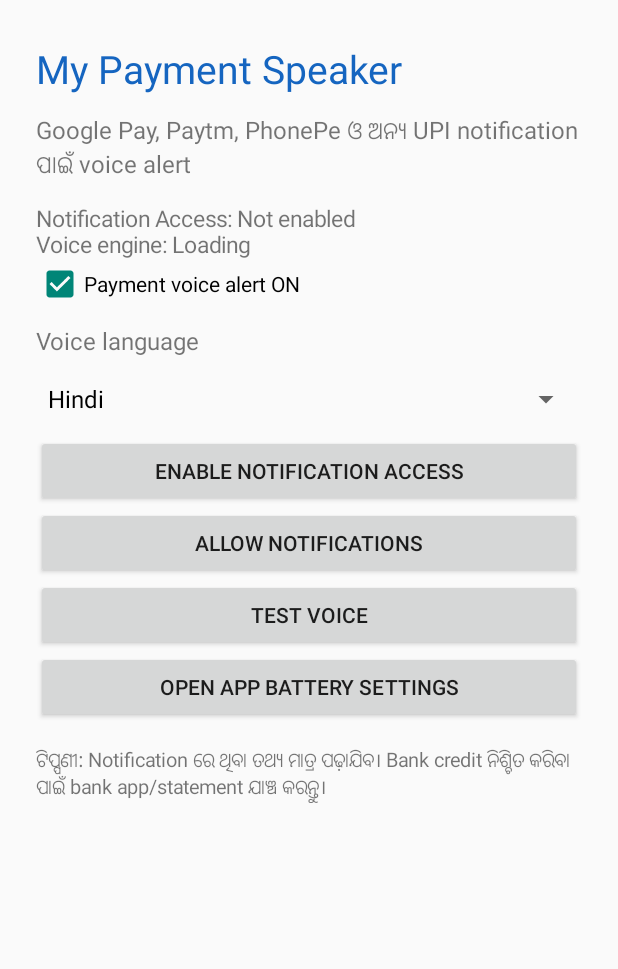
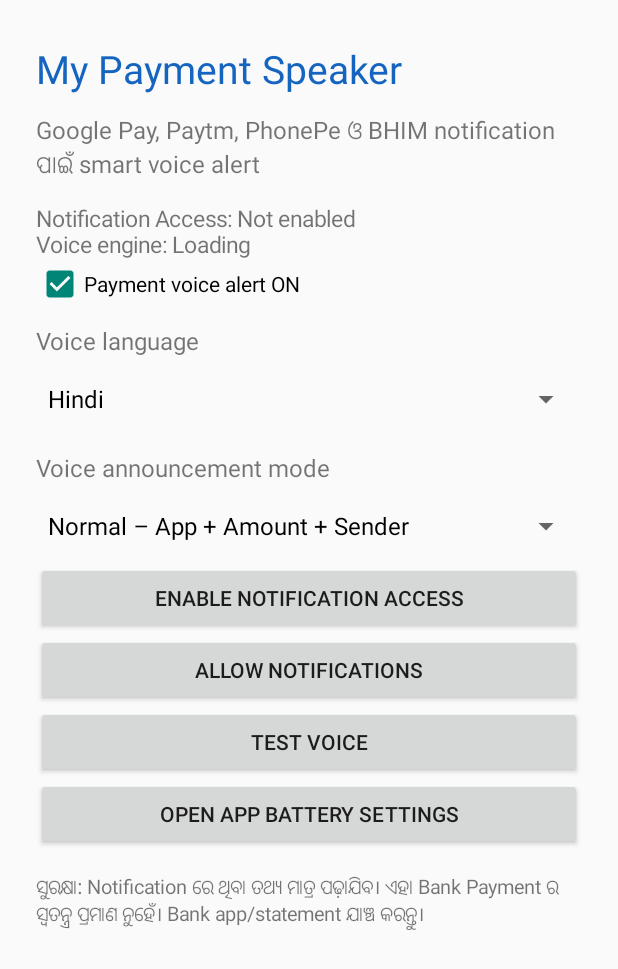
Before and after one commit to officialsocialsikka-cyber/PaymentVoiceAlert, an Android app: the screen it shows after launch (MainActivity), on a phone screen of 412 x 824 dp. Shown: the top 969 px of the screen. Run offline under Robolectric (Android 15) with nearby library versions, the phone set to English and light mode, and no system bars.

Commit message:
Update MainActivity.kt

```diff
--- a/MyPaymentSpeaker/app/src/main/java/com/mypaymentspeaker/MainActivity.kt
+++ b/MyPaymentSpeaker/app/src/main/java/com/mypaymentspeaker/MainActivity.kt
@@ -2,7 +2,6 @@ package com.mypaymentspeaker
 
 import android.Manifest
 import android.app.Activity
-import android.app.NotificationManager
 import android.content.Intent
 import android.content.pm.PackageManager
 import android.net.Uri
@@ -15,9 +14,11 @@ import android.widget.*
 import java.util.Locale
 
 class MainActivity : Activity(), TextToSpeech.OnInitListener {
+
     private lateinit var tts: TextToSpeech
     private lateinit var status: TextView
     private lateinit var language: Spinner
+    private lateinit var voiceMode: Spinner
     private lateinit var enabled: CheckBox
     private var ttsReady = false
 
@@ -30,13 +31,14 @@ class MainActivity : Activity(), TextToSpeech.OnInitListener {
             setPadding(36, 42, 36, 24)
             gravity = Gravity.TOP
         }
+
         layout.addView(TextView(this).apply {
             text = "My Payment Speaker"
             textSize = 26f
             setTextColor(0xFF1565C0.toInt())
         })
         layout.addView(TextView(this).apply {
-            text = "Google Pay, Paytm, PhonePe ଓ ଅନ୍ୟ UPI notification ପାଇଁ voice alert"
+            text = "Google Pay, Paytm, PhonePe ଓ BHIM notification ପାଇଁ smart voice alert"
             textSize = 16f
             setPadding(0, 18, 0, 18)
         })
@@ -59,59 +61,108 @@ class MainActivity : Activity(), TextToSpeech.OnInitListener {
             setPadding(0, 16, 0, 6)
         })
         language = Spinner(this)
-        val languages = listOf("Odia", "Hindi", "English")
-        language.adapter = ArrayAdapter(this, android.R.layout.simple_spinner_dropdown_item, languages)
+        language.adapter = ArrayAdapter(
+            this,
+            android.R.layout.simple_spinner_dropdown_item,
+            listOf("Odia", "Hindi", "English")
+        )
         language.setSelection(prefs().getInt("language", 1).coerceIn(0, 2))
         language.onItemSelectedListener = SimpleItemSelectedListener { position ->
             prefs().edit().putInt("language", position).apply()
+            if (ttsReady) applyLanguage()
         }
         layout.addView(language)
+
+        layout.addView(TextView(this).apply {
+            text = "Voice announcement mode"
+            textSize = 16f
+            setPadding(0, 16, 0, 6)
+        })
+        voiceMode = Spinner(this)
+        voiceMode.adapter = ArrayAdapter(
+            this,
+            android.R.layout.simple_spinner_dropdown_item,
+            listOf("Short – App name + Amount", "Normal – App + Amount + Sender", "Detailed – Full available details")
+        )
+        voiceMode.setSelection(prefs().getInt("voice_mode", 1).coerceIn(0, 2))
+        voiceMode.onItemSelectedListener = SimpleItemSelectedListener { position ->
+            prefs().edit().putInt("voice_mode", position).apply()
+        }
+        layout.addView(voiceMode)
 
         addButton(layout, "Enable Notification Access") {
             startActivity(Intent(Settings.ACTION_NOTIFICATION_LISTENER_SETTINGS))
         }
+
         addButton(layout, "Allow Notifications") {
             if (Build.VERSION.SDK_INT >= 33 &&
-                checkSelfPermission(Manifest.permission.POST_NOTIFICATIONS) != PackageManager.PERMISSION_GRANTED) {
+                checkSelfPermission(Manifest.permission.POST_NOTIFICATIONS) != PackageManager.PERMISSION_GRANTED
+            ) {
                 requestPermissions(arrayOf(Manifest.permission.POST_NOTIFICATIONS), 100)
             } else {
                 Toast.makeText(this, "Notification permission already allowed", Toast.LENGTH_SHORT).show()
             }
         }
+
         addButton(layout, "Test Voice") {
-            speak("Payment alert test. My Payment Speaker is ready.")
+            val selectedLanguage = prefs().getInt("language", 1)
+            val testText = when (selectedLanguage) {
+                0 -> "ଗୁଗୁଲ ପେ ରେ ପାଞ୍ଚ ଶହ ଟଙ୍କା ପେମେଣ୍ଟ ଆସିଛି।"
+                2 -> "Google Pay. Five hundred rupees received."
+                else -> "Google Pay में पाँच सौ रुपये प्राप्त हुए हैं।"
             }
+            speak(testText)
+        }
+
         addButton(layout, "Open App Battery Settings") {
-            startActivity(Intent(Settings.ACTION_APPLICATION_DETAILS_SETTINGS,
-                Uri.parse("package:$packageName")))
+            startActivity(
+                Intent(
+                    Settings.ACTION_APPLICATION_DETAILS_SETTINGS,
+                    Uri.parse("package:$packageName")
+                )
+            )
         }
+
         layout.addView(TextView(this).apply {
-            text = "\nଟିପ୍ପଣୀ: Notification ରେ ଥିବା ତଥ୍ୟ ମାତ୍ର ପଢ଼ାଯିବ। Bank credit ନିଶ୍ଚିତ କରିବା ପାଇଁ bank app/statement ଯାଞ୍ଚ କରନ୍ତୁ।"
+            text = "\nସୁରକ୍ଷା: Notification ରେ ଥିବା ତଥ୍ୟ ମାତ୍ର ପଢ଼ାଯିବ। ଏହା Bank Payment ର ସ୍ୱତନ୍ତ୍ର ପ୍ରମାଣ ନୁହେଁ। Bank app/statement ଯାଞ୍ଚ କରନ୍ତୁ।"
             textSize = 13f
         })
+
         setContentView(ScrollView(this).apply { addView(layout) })
         updateStatus()
     }
 
     private fun addButton(parent: LinearLayout, label: String, action: () -> Unit) {
-        parent.addView(Button(this).apply { text = label; setOnClickListener { action() } })
+        parent.addView(Button(this).apply {
+            text = label
+            setOnClickListener { action() }
+        })
     }
 
     private fun prefs() = getSharedPreferences("settings", MODE_PRIVATE)
 
     private fun updateStatus() {
-        val nm = getSystemService(NotificationManager::class.java)
-        val enabledListeners = Settings.Secure.getString(contentResolver, "enabled_notification_listeners").orEmpty()
+        val enabledListeners = Settings.Secure.getString(
+            contentResolver,
+            "enabled_notification_listeners"
+        ).orEmpty()
         val access = enabledListeners.contains(packageName)
         status.text = "Notification Access: ${if (access) "Enabled" else "Not enabled"}\n" +
             "Voice engine: ${if (ttsReady) "Ready" else "Loading"}"
     }
 
-    override fun onResume() { super.onResume(); if (::status.isInitialized) updateStatus() }
+    override fun onResume() {
+        super.onResume()
+        if (::status.isInitialized) updateStatus()
+    }
 
     override fun onInit(result: Int) {
         ttsReady = result == TextToSpeech.SUCCESS
-        if (ttsReady) {
+        if (ttsReady) applyLanguage()
+        if (::status.isInitialized) updateStatus()
+    }
+
+    private fun applyLanguage() {
         val locale = when (prefs().getInt("language", 1)) {
             0 -> Locale("or", "IN")
             2 -> Locale("en", "IN")
@@ -119,23 +170,30 @@ class MainActivity : Activity(), TextToSpeech.OnInitListener {
         }
         val availability = tts.setLanguage(locale)
         if (availability == TextToSpeech.LANG_MISSING_DATA ||
-                availability == TextToSpeech.LANG_NOT_SUPPORTED) {
+            availability == TextToSpeech.LANG_NOT_SUPPORTED
+        ) {
             tts.setLanguage(Locale("en", "IN"))
-                Toast.makeText(this, "Selected language voice unavailable; using English fallback", Toast.LENGTH_LONG).show()
+            Toast.makeText(
+                this,
+                "Selected language voice unavailable; using English fallback",
+                Toast.LENGTH_LONG
+            ).show()
         }
-            // Android TTS engines do not expose a reliable universal female-voice flag.
-            // The installed engine's available voice may be female or male.
-        }
-        if (::status.isInitialized) updateStatus()
     }
 
     private fun speak(message: String) {
-        if (ttsReady) tts.speak(message, TextToSpeech.QUEUE_FLUSH, null, "test_voice")
-        else Toast.makeText(this, "Voice engine is not ready", Toast.LENGTH_SHORT).show()
+        if (ttsReady) {
+            tts.speak(message, TextToSpeech.QUEUE_FLUSH, null, "test_voice")
+        } else {
+            Toast.makeText(this, "Voice engine is not ready", Toast.LENGTH_SHORT).show()
+        }
     }
 
     override fun onDestroy() {
-        if (::tts.isInitialized) { tts.stop(); tts.shutdown() }
+        if (::tts.isInitialized) {
+            tts.stop()
+            tts.shutdown()
+        }
         super.onDestroy()
     }
 }
```
Lines whose indentation alone changed are shown as unchanged.
